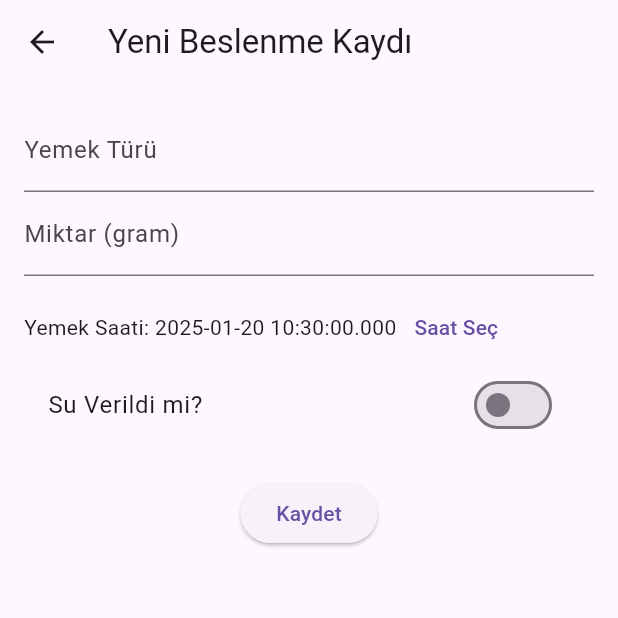
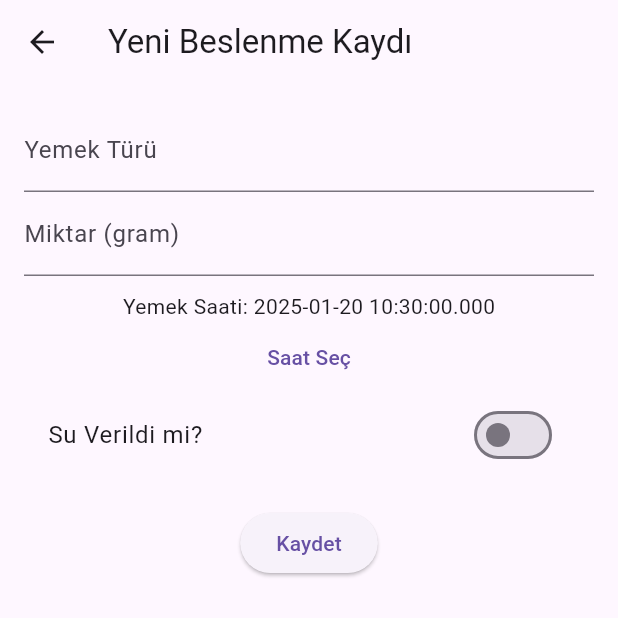
Before and after one commit to AbdurrahmanToprak/pet_tracker_app, a Flutter app: the FeedingPage screen opened directly with empty values, after a tap on the "add" icon, on a phone screen of 412 x 824 dp, the top half of it. Run offline on Flutter 3.47's test engine with Material 3 defaults, Android fonts, the phone set to English and light mode, and no system bars; our stand-ins replace flutter_local_notifications, hive, hive_flutter, image_picker, timezone; accounts and stored records are empty.

Commit message:
feedings update, detail sayfaları yapıldı.

```diff
--- a/lib/base/viewmodels/feeding_view_model.dart
+++ b/lib/base/viewmodels/feeding_view_model.dart
@@ -10,7 +10,9 @@ class FeedingViewModel with ChangeNotifier {
   List<FeedingModel> get feedings => _feedingBox.values.toList();
 
   List<FeedingModel> getFeedingsForPet(String petId) {
-    return feedings.where((feeding) => feeding.petId == petId).toList();
+    return _feedingBox.values
+        .where((feeding) => feeding.petId == petId)
+        .toList();
   }
 
   // Yemek kaydı ekleme
--- a/lib/models/feeding_model.dart
+++ b/lib/models/feeding_model.dart
@@ -30,5 +30,5 @@ class FeedingModel {
     required this.hasWater,
     required this.petId,
     String? id,
-  }) : id = id ?? Uuid().v4();
+  }) : id = id ?? const Uuid().v4();
 }
--- a/lib/models/pet_model.dart
+++ b/lib/models/pet_model.dart
@@ -80,6 +80,6 @@ class PetModel {
 
   // Yeni bir sabit ID oluştur
   static String _generateId() {
-    return Uuid().v4();
+    return const Uuid().v4();
   }
 }
--- a/lib/screens/feeding/add_feeding_page.dart
+++ b/lib/screens/feeding/add_feeding_page.dart
@@ -7,7 +7,7 @@ import '../../base/viewmodels/feeding_view_model.dart';
 class AddFeedingPage extends StatefulWidget {
   final PetModel pet;
 
-  AddFeedingPage({required this.pet});
+  const AddFeedingPage({super.key, required this.pet});
 
   @override
   _AddFeedingPageState createState() => _AddFeedingPageState();
@@ -53,7 +53,7 @@ class _AddFeedingPageState extends State<AddFeedingPage> {
 
     return Scaffold(
       appBar: AppBar(
-        title: Text('Yeni Beslenme Kaydı'),
+        title: const Text('Yeni Beslenme Kaydı'),
       ),
       body: Padding(
         padding: const EdgeInsets.all(16.0),
@@ -62,14 +62,14 @@ class _AddFeedingPageState extends State<AddFeedingPage> {
           child: Column(
             children: [
               TextFormField(
-                decoration: InputDecoration(labelText: 'Yemek Türü'),
+                decoration: const InputDecoration(labelText: 'Yemek Türü'),
                 onSaved: (value) => _foodType = value!,
                 validator: (value) => value == null || value.isEmpty
                     ? 'Yemek türü gerekli'
                     : null,
               ),
               TextFormField(
-                decoration: InputDecoration(labelText: 'Miktar (gram)'),
+                decoration: const InputDecoration(labelText: 'Miktar (gram)'),
                 keyboardType: TextInputType.number,
                 onSaved: (value) => _amount = double.parse(value!),
                 validator: (value) =>
@@ -77,24 +77,24 @@ class _AddFeedingPageState extends State<AddFeedingPage> {
                         ? 'Geçerli bir miktar girin'
                         : null,
               ),
-              SizedBox(height: 10),
-              Row(
+              const SizedBox(height: 10),
+              Column(
                 children: [
                   Text('Yemek Saati: ${_mealTime.toLocal()}'),
                   TextButton(
                     onPressed: () => _selectMealTime(context),
-                    child: Text('Saat Seç'),
+                    child: const Text('Saat Seç'),
                   ),
                 ],
               ),
               SwitchListTile(
-                title: Text('Su Verildi mi?'),
+                title: const Text('Su Verildi mi?'),
                 value: _hasWater,
                 onChanged: (value) => setState(() => _hasWater = value),
               ),
-              SizedBox(height: 20),
+              const SizedBox(height: 20),
               ElevatedButton(
-                child: Text('Kaydet'),
+                child: const Text('Kaydet'),
                 onPressed: () {
                   if (_formKey.currentState!.validate()) {
                     _formKey.currentState!.save();
@@ -111,7 +111,7 @@ class _AddFeedingPageState extends State<AddFeedingPage> {
                     feedingViewModel.addFeeding(widget.pet.id, newFeeding);
                     Navigator.pop(context);
                     ScaffoldMessenger.of(context).showSnackBar(
-                      SnackBar(content: Text('Beslenme kaydı eklendi!')),
+                      const SnackBar(content: Text('Beslenme kaydı eklendi!')),
                     );
                   }
                 },
--- a/lib/screens/feeding/feeding_page.dart
+++ b/lib/screens/feeding/feeding_page.dart
@@ -1,4 +1,5 @@
 import 'package:flutter/material.dart';
+import 'package:pet_tracker_app/screens/feeding/feeding_detail_page.dart';
 import '../../models/pet_model.dart';
 import '../../base/viewmodels/feeding_view_model.dart';
 import 'package:provider/provider.dart';
@@ -8,19 +9,20 @@ import 'add_feeding_page.dart';
 class FeedingPage extends StatelessWidget {
   final PetModel pet;
 
-  FeedingPage({required this.pet});
+  const FeedingPage({super.key, required this.pet});
 
   @override
   Widget build(BuildContext context) {
     final feedingViewModel = Provider.of<FeedingViewModel>(context);
-    final feedings = feedingViewModel.getFeedingsForPet(pet.id);
+    final feedings = feedingViewModel
+        .getFeedingsForPet(pet.id); // Pet'e özel feedings alınıyor
 
     return Scaffold(
       appBar: AppBar(
         title: Text('${pet.name} Beslenme Kaydı'),
       ),
       body: feedings.isEmpty
-          ? Center(child: Text('Henüz bir beslenme kaydı yok.'))
+          ? const Center(child: Text('Henüz bir beslenme kaydı yok.'))
           : ListView.builder(
               itemCount: feedings.length,
               itemBuilder: (context, index) {
@@ -36,10 +38,24 @@ class FeedingPage extends StatelessWidget {
                         ),
                         Text(
                           'Tarih: ${feeding.mealTime.day}/${feeding.mealTime.month}/${feeding.mealTime.year} ${feeding.mealTime.hour}:${feeding.mealTime.minute}',
-                          style: TextStyle(fontSize: 12, color: Colors.grey),
+                          style:
+                              const TextStyle(fontSize: 12, color: Colors.grey),
                         ),
                       ],
                     ),
+                    // ListTile üzerine tıklanınca FeedingDetailPage'e geçiş yapacak.
+                    onTap: () {
+                      // Detay sayfasına yönlendirme
+                      Navigator.push(
+                        context,
+                        MaterialPageRoute(
+                          builder: (context) => FeedingDetailPage(
+                            feeding: feeding,
+                            pet: pet,
+                          ),
+                        ),
+                      );
+                    },
                     trailing: Column(
                       children: [
                         IconButton(
@@ -65,7 +81,7 @@ class FeedingPage extends StatelessWidget {
             MaterialPageRoute(builder: (context) => AddFeedingPage(pet: pet)),
           );
         },
-        child: Icon(Icons.add),
+        child: const Icon(Icons.add),
       ),
     );
   }
--- a/lib/screens/home/add_pet_screen.dart
+++ b/lib/screens/home/add_pet_screen.dart
@@ -4,6 +4,7 @@ import 'package:image_picker/image_picker.dart';
 import 'package:provider/provider.dart';
 import '../../base/viewmodels/pet_view_model.dart';
 import '../../models/pet_model.dart';
+import 'package:uuid/uuid.dart';
 
 class AddPetScreen extends StatefulWidget {
   const AddPetScreen({super.key});
@@ -130,7 +131,7 @@ class _AddPetScreenState extends State<AddPetScreen> {
                   );
                 } else {
                   final pet = PetModel(
-                    id: '',
+                    id: Uuid().v4(),
                     name: _nameController.text,
                     type: _selectedType,
                     age: int.parse(_ageController.text),
--- a/lib/screens/home/update_pet_screen.dart
+++ b/lib/screens/home/update_pet_screen.dart
@@ -107,7 +107,8 @@ class _UpdatePetScreenState extends State<UpdatePetScreen> {
             TextField(
               controller: _weightController,
               decoration: const InputDecoration(labelText: 'Ağırlık'),
-              keyboardType: TextInputType.numberWithOptions(decimal: true),
+              keyboardType:
+                  const TextInputType.numberWithOptions(decimal: true),
             ),
             DropdownButton<String>(
               value: _selectedHealthStatus,
```
Also changed, not shown: lib/screens/feeding/feeding_detail_page.dart (added, +107 -0 lines), lib/screens/feeding/update_feeding_page.dart (added, +143 -0 lines), lib/screens/home/pet_details_screen.dart (+14 -13 lines), pubspec.lock.
